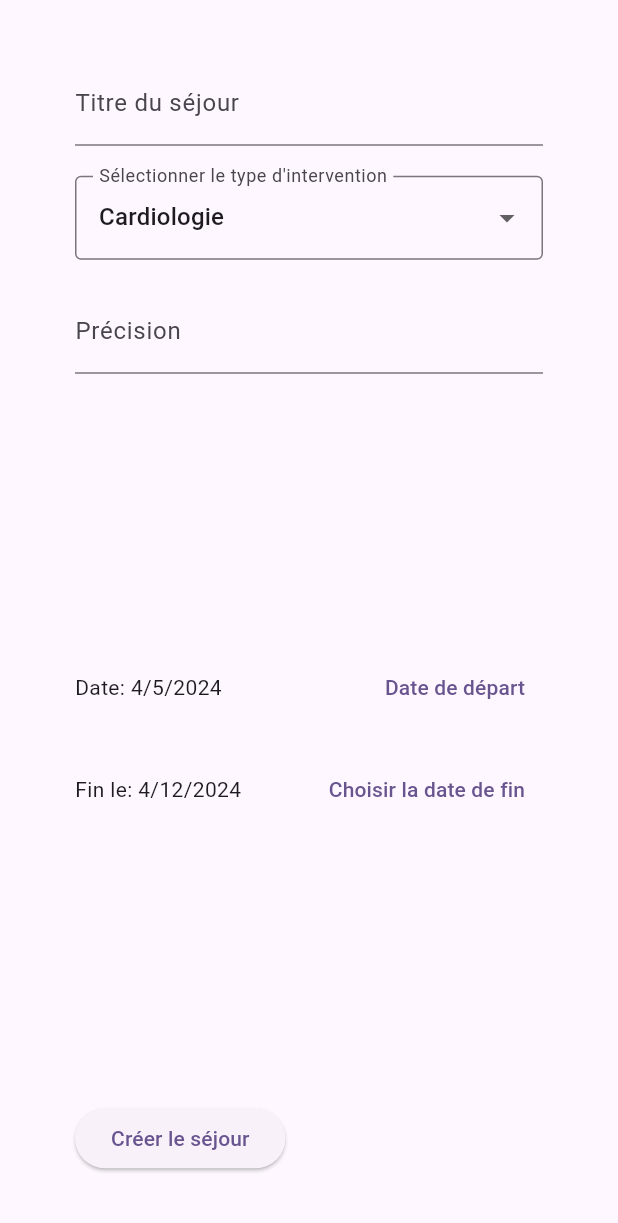
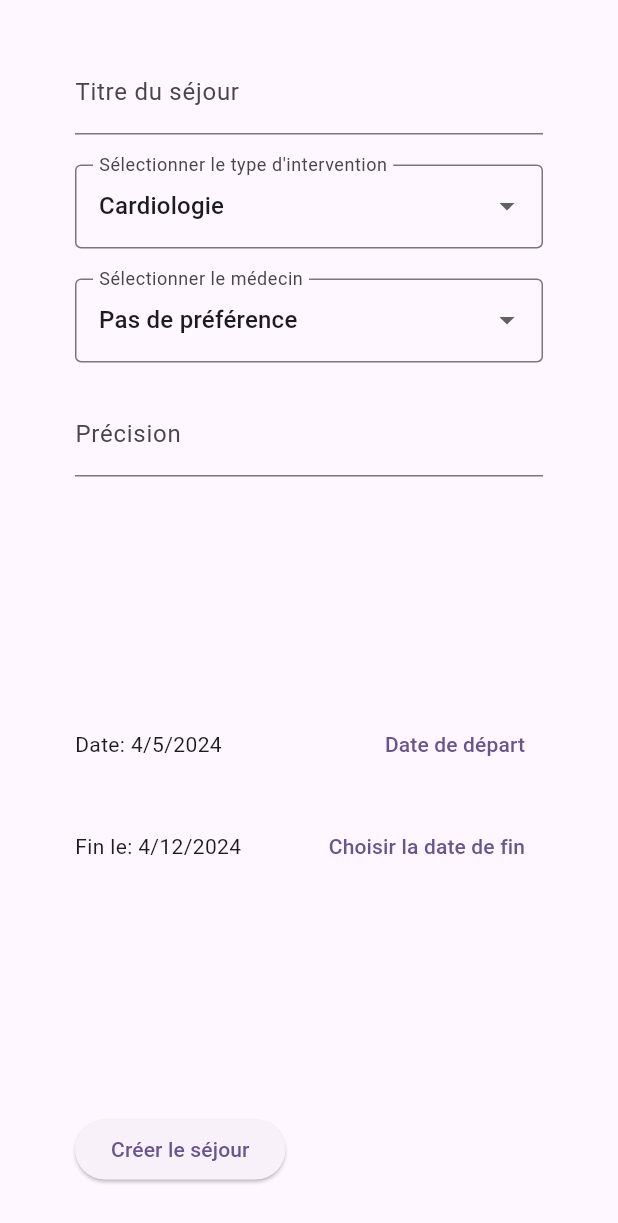
Before and after one commit to VincePaulin/SoigneMoiWeb, a Flutter app: the CreateStayPage screen opened directly, on a phone screen of 412 x 824 dp. Shown: the top 1223 px of the screen. Run offline on Flutter 3.47's test engine with Material 3 defaults, Android fonts, the phone set to English and light mode, and no system bars.

Commit message:
feat: doctor model/dropdown

```diff
--- /dev/null
+++ b/lib/model/doctor.dart
@@ -0,0 +1,25 @@
+class Doctor {
+  final String fullName;
+  final String specialty;
+  final List<String> medicalSections;
+
+  Doctor(this.fullName, this.specialty, this.medicalSections);
+}
+
+final List<Doctor> doctors = [
+  Doctor('Dr. Jean Martin', 'Cardiologue', ['Cardiologie']),
+  Doctor('Dr. Marie Dupont', 'Chirurgien plastique', ['Chirurgie']),
+  Doctor('Dr. Paul Lefevre', 'Dermatologue', ['Dermatologie']),
+  Doctor('Dr. Sophie Dubois', 'Gynécologue', ['Gynécologie']),
+  Doctor('Dr. Pierre Lambert', 'Neurologue', ['Neurologie']),
+  Doctor('Dr. Anne Renault', 'Orthopédiste', ['Orthopédie']),
+  Doctor('Dr. Jacques Petit', 'Cardiologue', ['Cardiologie']),
+  Doctor('Dr. Isabelle Rousseau', 'Chirurgien abdominal', ['Chirurgie']),
+  Doctor('Dr. Étienne Moreau', 'Dermatologue', ['Dermatologie']),
+  Doctor('Dr. Sandrine Berger', 'Gynécologue obstétricien', ['Gynécologie']),
+  Doctor('Dr. Lucie Michel', 'Neurologue', ['Neurologie']),
+  Doctor('Dr. Marc Leroy', 'Orthopédiste traumatologue', ['Orthopédie']),
+  Doctor('Dr. Nathalie Roussel', 'Cardiologue pédiatrique', ['Cardiologie']),
+  Doctor('Dr. Thomas Durand', 'Chirurgien cardiaque', ['Chirurgie']),
+  Doctor('Dr. Camille Morel', 'Dermatologue pédiatrique', ['Dermatologie']),
+];
--- a/lib/page/create_stay.dart
+++ b/lib/page/create_stay.dart
@@ -1,4 +1,5 @@
 import 'package:flutter/material.dart';
+import 'package:soigne_moi_web/model/doctor.dart';
 import 'package:soigne_moi_web/model/medical_section.dart';
 
 class CreateStayPage extends StatefulWidget {
@@ -14,9 +15,34 @@ class _CreateStayPageState extends State<CreateStayPage> {
   TextEditingController _precisionController = TextEditingController();
   String _selectedType =
       medicalSections.isNotEmpty ? medicalSections[0].name : '';
+  String _selectedDoctor = 'Pas de préférence';
   DateTime _startDate = DateTime.now();
   DateTime _endDate = DateTime.now()
       .add(Duration(days: 7)); // Default end date is 7 days from today
+
+  List<DropdownMenuItem<String>> _getDoctorDropdownItems() {
+    List<DropdownMenuItem<String>> items = [];
+    if (_selectedType == 'Pas de préférence') {
+      items.add(DropdownMenuItem<String>(
+        value: 'Pas de préférence',
+        child: Text('Pas de préférence'),
+      ));
+    } else {
+      for (Doctor doctor in doctors) {
+        if (doctor.medicalSections.contains(_selectedType)) {
+          items.add(DropdownMenuItem<String>(
+            value: doctor.fullName,
+            child: Text(doctor.fullName),
+          ));
+        }
+      }
+      items.add(DropdownMenuItem<String>(
+        value: 'Pas de préférence',
+        child: Text('Pas de préférence'),
+      ));
+    }
+    return items;
+  }
 
   @override
   Widget build(BuildContext context) {
@@ -48,6 +74,7 @@ class _CreateStayPageState extends State<CreateStayPage> {
                       onChanged: (String? newValue) {
                         setState(() {
                           _selectedType = newValue!;
+                          _selectedDoctor = 'Pas de préférence';
                         });
                       },
                       items: medicalSections.map((section) {
@@ -58,6 +85,20 @@ class _CreateStayPageState extends State<CreateStayPage> {
                       }).toList(),
                       decoration: InputDecoration(
                         labelText: "Sélectionner le type d'intervention",
+                        border: OutlineInputBorder(),
+                      ),
+                    ),
+                    const SizedBox(height: 20),
+                    DropdownButtonFormField<String>(
+                      value: _selectedDoctor,
+                      onChanged: (String? newValue) {
+                        setState(() {
+                          _selectedDoctor = newValue!;
+                        });
+                      },
+                      items: _getDoctorDropdownItems(),
+                      decoration: InputDecoration(
+                        labelText: 'Sélectionner le médecin',
                         border: OutlineInputBorder(),
                       ),
                     ),
@@ -155,6 +196,7 @@ class _CreateStayPageState extends State<CreateStayPage> {
 
   // Method to submit form data
   void _submitForm() {
+    // Todo: make createStay function
     print('Title: ${_titleController.text}');
     print('Type: $_selectedType');
     print('Start Date: $_startDate');
--- a/lib/page/dashboard_body.dart
+++ b/lib/page/dashboard_body.dart
@@ -26,7 +26,7 @@ class _DashboardPageState extends State<DashboardPage> {
       case 0:
         return "Vue d'ensemble";
       case 1:
-        return 'Réservation de séjour';
+        return "Réservation d'un séjour";
       case 2:
         return 'Profile';
       case 3:
```
